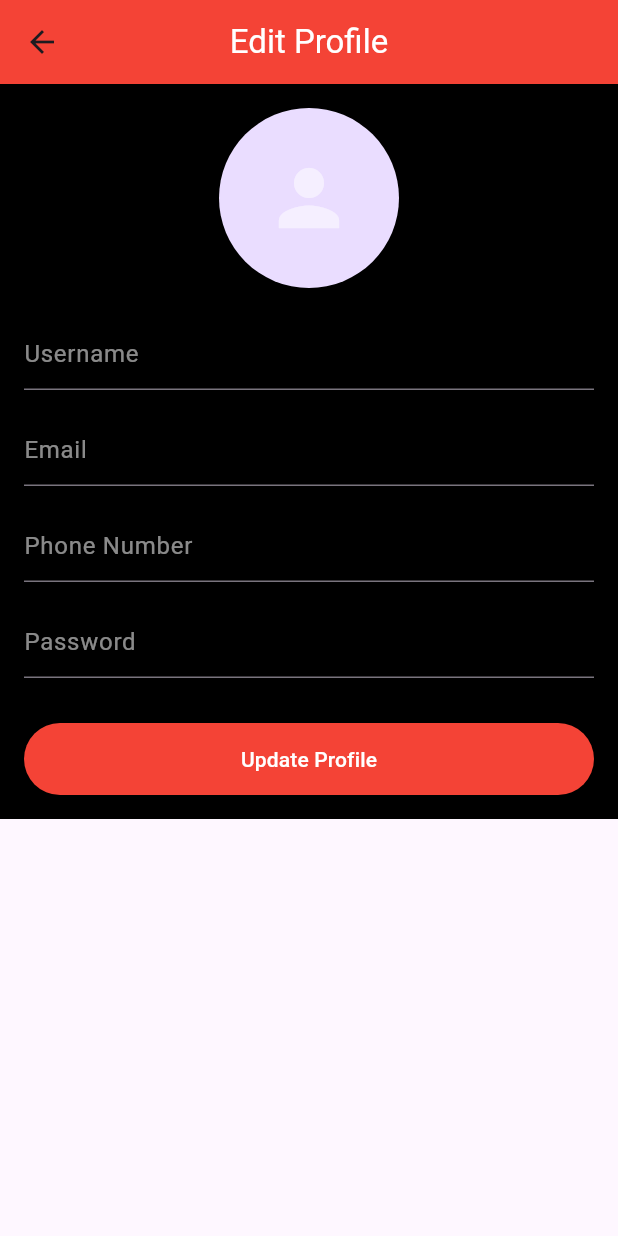
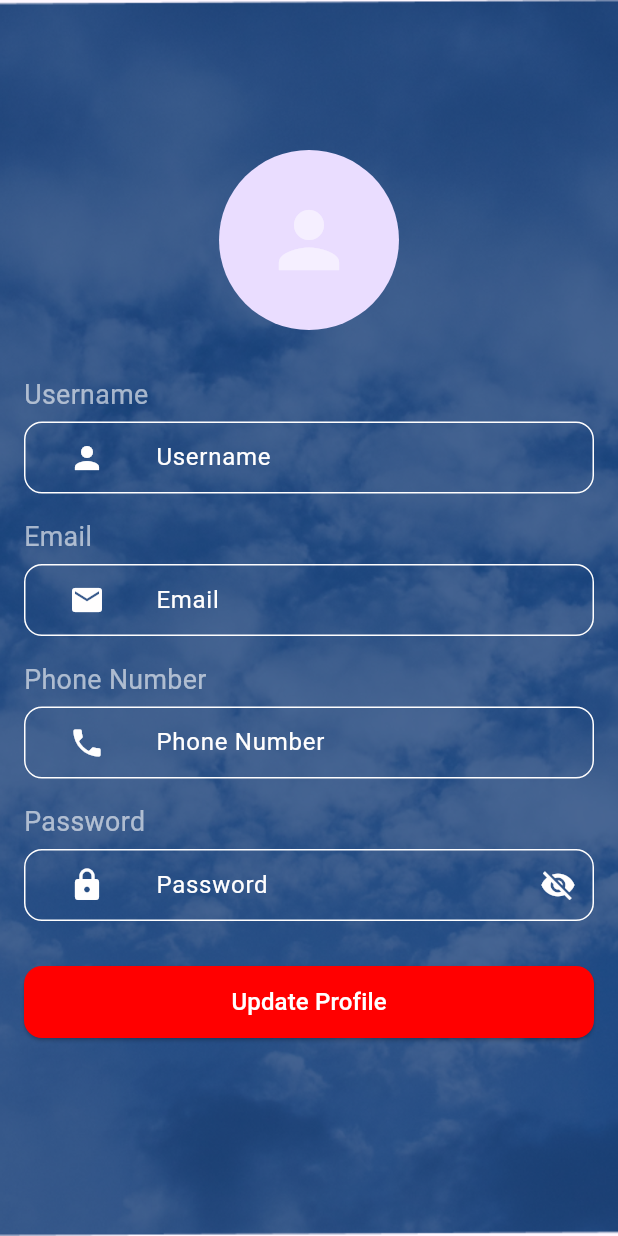
Before and after one commit to jasonapp2244/flyconnect, a Flutter app: the EditProfileScreen screen opened by its route, on a phone screen of 412 x 824 dp. Run offline on Flutter 3.47's test engine with Material 3 defaults, Android fonts, the phone set to English and light mode, and no system bars; our stand-ins replace flutter_svg, flutter_switch, font_awesome_flutter, image_picker; project files that could hold a hidden picture were left out.

Commit message:
recent code

```diff
--- a/lib/screens/home/edit_profile_screen.dart
+++ b/lib/screens/home/edit_profile_screen.dart
@@ -1,9 +1,13 @@
 import 'dart:io';
 
 import 'package:flutter/material.dart';
+import 'package:flyconnect/const/colorconstraint.dart';
 import 'package:flyconnect/provider/edit_profile_provider.dart';
+import 'package:flyconnect/screens/widgets/custom_textfield.dart';
+import 'package:flyconnect/utils/responsive.dart';
 
 import 'package:provider/provider.dart';
+import 'dart:io';
 
 class EditProfileScreen extends StatelessWidget {
   const EditProfileScreen({super.key});
@@ -12,22 +16,33 @@ class EditProfileScreen extends StatelessWidget {
   Widget build(BuildContext context) {
     final provider = Provider.of<EditProfileProvider>(context);
 
+    // Text controllers for fields
+    final usernameController = TextEditingController(text: provider.username);
+    final emailController = TextEditingController(text: provider.email);
+    final phoneController = TextEditingController(text: provider.phone);
+    final passwordController = TextEditingController(text: provider.password);
+
     return Scaffold(
-      appBar: AppBar(
-        backgroundColor: Colors.red,
-        title: const Text(
-          "Edit Profile",
-          style: TextStyle(color: Colors.white),
+      body: SizedBox.expand(
+        child: Stack(
+          children: [
+            // 🔹 Full-screen Background Image
+            Positioned.fill(
+              child: Image.asset('assets/images/bg.png', fit: BoxFit.cover),
             ),
-        centerTitle: true,
-      ),
-      body: Container(
-        decoration: const BoxDecoration(color: Colors.black),
-        padding: const EdgeInsets.all(16),
+
+            // 🔹 Content Overlay
+            Container(
+              padding: const EdgeInsets.fromLTRB(16, 100, 16, 16),
+
               child: SingleChildScrollView(
                 child: Column(
+                  crossAxisAlignment: CrossAxisAlignment.start,
                   children: [
                     // Profile Image
+                    Row(
+                      mainAxisAlignment: MainAxisAlignment.center,
+                      children: [
                         GestureDetector(
                           onTap: provider.pickImage,
                           child: CircleAvatar(
@@ -44,56 +59,88 @@ class EditProfileScreen extends StatelessWidget {
                                 : null,
                           ),
                         ),
-              const SizedBox(height: 20),
+                      ],
+                    ),
+
+                    const SizedBox(height: 30),
+                    Text(
+                      'Username',
+                      style: TextStyle(
+                        color: Colors.white.withOpacity(0.6),
+                        fontSize: Responsive.sp(13),
+                      ),
+                    ),
+                    SizedBox(height: 5),
 
                     // Username
-              TextField(
-                decoration: const InputDecoration(
-                  hintText: "Username",
-                  hintStyle: TextStyle(color: Colors.white54),
-                ),
-                style: const TextStyle(color: Colors.white),
-                onChanged: provider.setUsername,
+                    CustomTextField(
+                      label: "Username",
+                      icon: Icons.person,
+                      controller: usernameController,
                     ),
                     const SizedBox(height: 16),
 
                     // Email
-              TextField(
-                decoration: const InputDecoration(
-                  hintText: "Email",
-                  hintStyle: TextStyle(color: Colors.white54),
+                    Text(
+                      'Email',
+                      style: TextStyle(
+                        color: Colors.white.withOpacity(0.6),
+                        fontSize: Responsive.sp(13),
                       ),
-                style: const TextStyle(color: Colors.white),
-                onChanged: provider.setEmail,
+                    ),
+                    SizedBox(height: 5),
+
+                    CustomTextField(
+                      label: "Email",
+                      icon: Icons.email,
+                      controller: emailController,
                     ),
                     const SizedBox(height: 16),
 
                     // Phone
-              TextField(
-                decoration: const InputDecoration(
-                  hintText: "Phone Number",
-                  hintStyle: TextStyle(color: Colors.white54),
+                    Text(
+                      'Phone Number',
+                      style: TextStyle(
+                        color: Colors.white.withOpacity(0.6),
+                        fontSize: Responsive.sp(13),
                       ),
-                style: const TextStyle(color: Colors.white),
-                onChanged: provider.setPhone,
+                    ),
+                    SizedBox(height: 5),
+
+                    CustomTextField(
+                      label: "Phone Number",
+                      icon: Icons.phone,
+                      controller: phoneController,
                     ),
                     const SizedBox(height: 16),
 
                     // Password
-              TextField(
-                decoration: const InputDecoration(
-                  hintText: "Password",
-                  hintStyle: TextStyle(color: Colors.white54),
+                    Text(
+                      'Password',
+                      style: TextStyle(
+                        color: Colors.white.withOpacity(0.6),
+                        fontSize: Responsive.sp(13),
                       ),
+                    ),
+                    SizedBox(height: 5),
+
+                    CustomTextField(
+                      label: "Password",
+                      icon: Icons.lock,
+                      controller: passwordController,
                       obscureText: true,
-                style: const TextStyle(color: Colors.white),
-                onChanged: provider.setPassword,
+                      suffixIcon: Icons.visibility_off,
                     ),
                     const SizedBox(height: 30),
 
                     // Update Button
                     ElevatedButton(
                       onPressed: () {
+                        provider.setUsername(usernameController.text);
+                        provider.setEmail(emailController.text);
+                        provider.setPhone(phoneController.text);
+                        provider.setPassword(passwordController.text);
+
                         try {
                           provider.updateProfile();
                           ScaffoldMessenger.of(context).showSnackBar(
@@ -106,18 +153,24 @@ class EditProfileScreen extends StatelessWidget {
                         }
                       },
                       style: ElevatedButton.styleFrom(
-                  backgroundColor: Colors.red,
+                        backgroundColor: ColorConstraint.redColor,
                         minimumSize: const Size(double.infinity, 48),
+                        shape: RoundedRectangleBorder(
+                          borderRadius: BorderRadius.circular(12),
+                        ),
                       ),
                       child: const Text(
                         "Update Profile",
-                  style: TextStyle(color: Colors.white),
+                        style: TextStyle(color: Colors.white, fontSize: 16),
                       ),
                     ),
                   ],
                 ),
               ),
             ),
+          ],
+        ),
+      ),
     );
   }
 }
```
Lines whose indentation alone changed are shown as unchanged.
